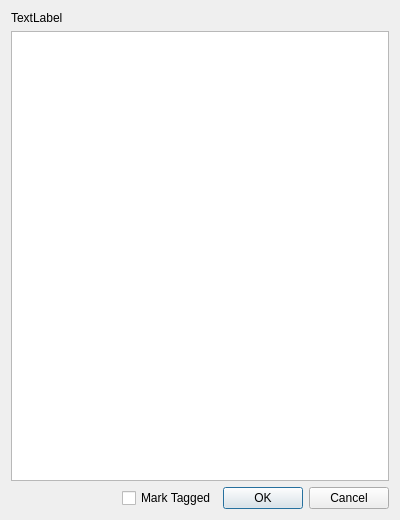
Qt form UIFiles/BatchTag.ui (UpSea/PhotoOrganizer) before a commit.
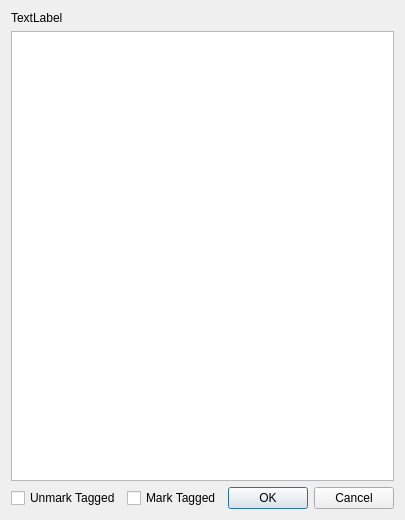
The same form after that commit. Custom widgets are drawn as their Qt base class.

Commit message: Batch Dialog allows un-marking Tagged.

Patch:
```diff
--- a/UIFiles/BatchTag.ui
+++ b/UIFiles/BatchTag.ui
@@ -52,6 +52,13 @@
        </property>
       </spacer>
      </item>
+     <item>
+      <widget class="QCheckBox" name="checkUnmarkTagged">
+       <property name="text">
+        <string>Unmark Tagged</string>
+       </property>
+      </widget>
+     </item>
      <item>
       <widget class="QCheckBox" name="checkMarkTagged">
        <property name="text">
```
The commit also changes 2 other files.
